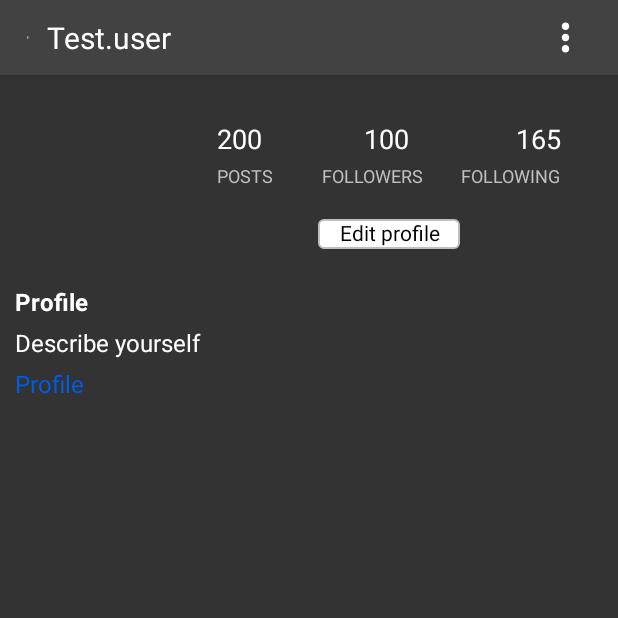
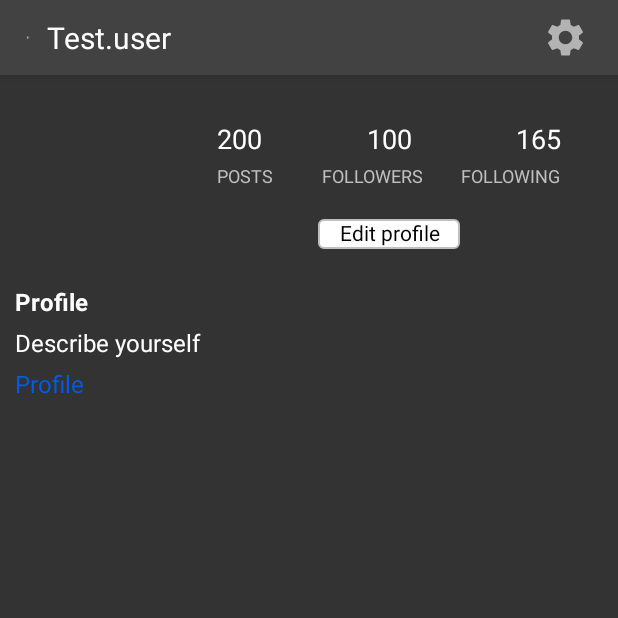
Before and after one commit to kkuzmicki/PUM_PROJEKT, an Android app: the ProfilActivity screen opened directly, with no data from a screen before it, on a phone screen of 412 x 824 dp, the top half of it. Run offline under Robolectric (Android 15) with nearby library versions, the phone set to English and light mode, and no system bars; our stand-ins replace CircleImageView; libraries missing offline, so code that uses them is left out: com.ittianyu.bottomnavigationviewex; plain views replace BottomNavigationViewEx; 6 statements that could not run were skipped.

Commit message:
Edit Profile Layout

```diff
--- a/app/src/main/res/drawable/ic_baseline_menu.xml
+++ b/app/src/main/res/drawable/ic_baseline_menu.xml
@@ -1,5 +1,10 @@
-<vector android:height="30dp" android:tint="#FFFFFF"
-    android:viewportHeight="24" android:viewportWidth="24"
-    android:width="30dp" xmlns:android="http://schemas.android.com/apk/res/android">
-    <path android:fillColor="@android:color/white" android:pathData="M12,8c1.1,0 2,-0.9 2,-2s-0.9,-2 -2,-2 -2,0.9 -2,2 0.9,2 2,2zM12,10c-1.1,0 -2,0.9 -2,2s0.9,2 2,2 2,-0.9 2,-2 -0.9,-2 -2,-2zM12,16c-1.1,0 -2,0.9 -2,2s0.9,2 2,2 2,-0.9 2,-2 -0.9,-2 -2,-2z"/>
+<vector xmlns:android="http://schemas.android.com/apk/res/android"
+    android:width="24dp"
+    android:height="24dp"
+    android:viewportWidth="24"
+    android:viewportHeight="24"
+    android:tint="@android:color/white">
+  <path
+      android:fillColor="?attr/colorControlNormal"
+      android:pathData="M19.14,12.94c0.04,-0.3 0.06,-0.61 0.06,-0.94c0,-0.32 -0.02,-0.64 -0.07,-0.94l2.03,-1.58c0.18,-0.14 0.23,-0.41 0.12,-0.61l-1.92,-3.32c-0.12,-0.22 -0.37,-0.29 -0.59,-0.22l-2.39,0.96c-0.5,-0.38 -1.03,-0.7 -1.62,-0.94L14.4,2.81c-0.04,-0.24 -0.24,-0.41 -0.48,-0.41h-3.84c-0.24,0 -0.43,0.17 -0.47,0.41L9.25,5.35C8.66,5.59 8.12,5.92 7.63,6.29L5.24,5.33c-0.22,-0.08 -0.47,0 -0.59,0.22L2.74,8.87C2.62,9.08 2.66,9.34 2.86,9.48l2.03,1.58C4.84,11.36 4.8,11.69 4.8,12s0.02,0.64 0.07,0.94l-2.03,1.58c-0.18,0.14 -0.23,0.41 -0.12,0.61l1.92,3.32c0.12,0.22 0.37,0.29 0.59,0.22l2.39,-0.96c0.5,0.38 1.03,0.7 1.62,0.94l0.36,2.54c0.05,0.24 0.24,0.41 0.48,0.41h3.84c0.24,0 0.44,-0.17 0.47,-0.41l0.36,-2.54c0.59,-0.24 1.13,-0.56 1.62,-0.94l2.39,0.96c0.22,0.08 0.47,0 0.59,-0.22l1.92,-3.32c0.12,-0.22 0.07,-0.47 -0.12,-0.61L19.14,12.94zM12,15.6c-1.98,0 -3.6,-1.62 -3.6,-3.6s1.62,-3.6 3.6,-3.6s3.6,1.62 3.6,3.6S13.98,15.6 12,15.6z"/>
 </vector>
--- a/app/src/main/res/layout/top_profile_part.xml
+++ b/app/src/main/res/layout/top_profile_part.xml
@@ -30,7 +30,6 @@
             android:textColor="@android:color/white"
             android:textSize="18sp"
             app:layout_constraintEnd_toStartOf="@+id/textViewFollowings"
-            app:layout_constraintHorizontal_bias="0.486"
             app:layout_constraintStart_toEndOf="@+id/textViewPosts"
             app:layout_constraintTop_toTopOf="parent" />
 
@@ -43,7 +42,7 @@
             android:textColor="@color/grey"
             android:textSize="12sp"
             app:layout_constraintEnd_toStartOf="@+id/textFollowings"
-            app:layout_constraintHorizontal_bias="0.565"
+            app:layout_constraintHorizontal_bias="0.57"
             app:layout_constraintStart_toEndOf="@+id/textPosts"
             app:layout_constraintTop_toBottomOf="@+id/textViewFollowers" />
 
```
Also changed, not shown: app/src/main/res/layout/center_editprofile.xml (added, +39 -0 lines), app/src/main/res/layout/fragment_editprofile.xml (+28 -3 lines), app/src/main/res/layout/top_editprofile.xml (added, +44 -0 lines).
